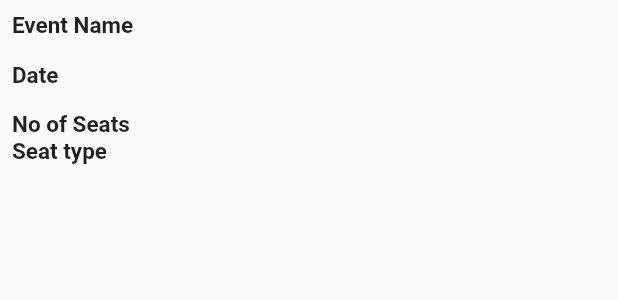
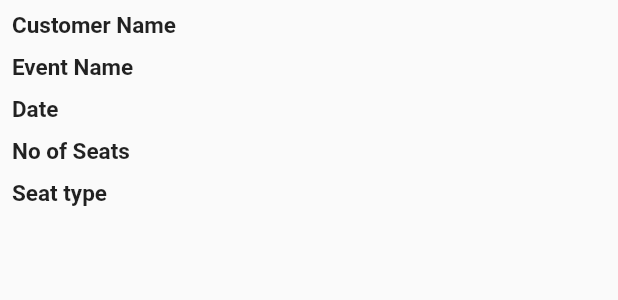
Before and after one commit to aswinbbc/ticket_checker, a Flutter app: the BookingDetailsWidget widget shown alone on an empty page, opened directly with empty values, on a phone screen of 412 x 824 dp. Shown: the top 300 px of the screen. Run offline on Flutter 3.47's test engine with Material 2 defaults, Android fonts, the phone set to English and light mode, and no system bars; our stand-ins replace dio, flutter_screenutil, flutter_svg, fluttertoast, permission_handler, rflutter_alert; missing offline and left inert: flutter_multi_select_items, qrscan.

Commit message:
updated theme

```diff
--- a/lib/constants/colors.dart
+++ b/lib/constants/colors.dart
@@ -1,7 +1,7 @@
 import 'package:flutter/material.dart';
 
 const Color primaryTextColor = Colors.grey;
-const Color primaryColor = Color.fromRGBO(64, 154, 148, 1);
+const Color primaryColor = Color(0xFF74060D);
 const Color borderColor = Colors.grey;
 const Color chooseDoctorButtonColor = Colors.grey;
 const Color txtclr = Colors.white;
--- a/lib/features/checker/view/detail_page.dart
+++ b/lib/features/checker/view/detail_page.dart
@@ -60,10 +60,14 @@ class TicketDetails extends StatelessWidget {
       mainAxisSize: MainAxisSize.min,
       crossAxisAlignment: CrossAxisAlignment.start,
       children: [
-        CustomerName(customerName: ticketModel.result!.customerName!),
+        // CustomerName(customerName: ticketModel.result!.customerName!),
+        SizedBox.fromSize(
+          size: const Size.fromHeight(50),
+        ),
         const Divider(),
         BorderedCard(
           child: BookingDetailsWidget(
+            customerName: ticketModel.result!.customerName!,
             eventName: ticketModel.result!.eventTitle!,
             concertDate: ticketModel.result!.eventDate!,
             seatNumber: ticketModel.result!.seats!.length.toString(),
--- a/lib/features/checker/widget/bookingdetails.dart
+++ b/lib/features/checker/widget/bookingdetails.dart
@@ -7,9 +7,11 @@ class BookingDetailsWidget extends StatelessWidget {
     required this.concertDate,
     required this.seatNumber,
     required this.seatType,
+    required this.customerName,
   }) : super(key: key);
 
   final String eventName;
+  final String customerName;
   final String concertDate;
   final String seatNumber;
   final String seatType;
@@ -24,6 +26,20 @@ class BookingDetailsWidget extends StatelessWidget {
             mainAxisAlignment: MainAxisAlignment.spaceBetween,
             children: [
               const Text(
+                "Customer Name",
+                style: TextStyle(fontSize: 15, fontWeight: FontWeight.bold),
+              ),
+              Text(customerName,
+                  style: const TextStyle(
+                    fontSize: 15,
+                  ))
+            ],
+          ),
+          SizedBox.fromSize(size: const Size.fromHeight(10)),
+          Row(
+            mainAxisAlignment: MainAxisAlignment.spaceBetween,
+            children: [
+              const Text(
                 "Event Name",
                 style: TextStyle(fontSize: 15, fontWeight: FontWeight.bold),
               ),
@@ -33,21 +49,19 @@ class BookingDetailsWidget extends StatelessWidget {
                   ))
             ],
           ),
-          Padding(
-            padding: const EdgeInsets.symmetric(vertical: 15),
-            child: Row(
+          SizedBox.fromSize(size: const Size.fromHeight(10)),
+          Row(
             mainAxisAlignment: MainAxisAlignment.spaceBetween,
             children: [
               const Text("Date",
-                    style:
-                        TextStyle(fontSize: 15, fontWeight: FontWeight.bold)),
+                  style: TextStyle(fontSize: 15, fontWeight: FontWeight.bold)),
               Text(concertDate,
                   style: const TextStyle(
                     fontSize: 15,
                   ))
             ],
           ),
-          ),
+          SizedBox.fromSize(size: const Size.fromHeight(10)),
           Row(
             mainAxisAlignment: MainAxisAlignment.spaceBetween,
             children: [
@@ -59,12 +73,13 @@ class BookingDetailsWidget extends StatelessWidget {
                   ))
             ],
           ),
+          SizedBox.fromSize(size: const Size.fromHeight(10)),
           Row(
             mainAxisAlignment: MainAxisAlignment.spaceBetween,
             children: [
               const Text("Seat type",
                   style: TextStyle(fontSize: 15, fontWeight: FontWeight.bold)),
-              Text(seatNumber,
+              Text(seatType,
                   style: const TextStyle(
                     fontSize: 15,
                   ))
```
Lines whose indentation alone changed are shown as unchanged.
